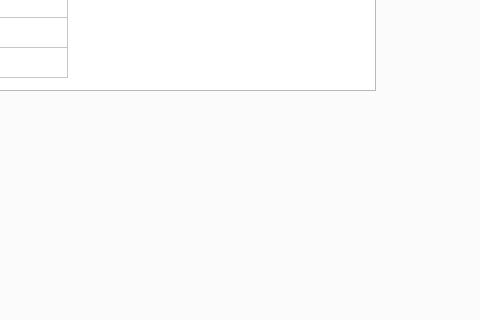
Before: the Qt Designer form UIs/MainWindow.ui in CrespiLab/fibirr-GUI, drawn with Qt 5; both pictures show x 487 to 967 and y 262 to 582 of the 1216 by 883 pixel window.
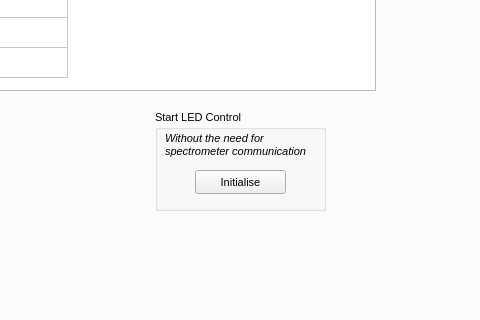
After: the same form once the commit is applied. The open tabs and pages were chosen to show the change. Custom widgets are drawn as their Qt base class.

What changed in the file:
```diff
--- a/UIs/MainWindow.ui
+++ b/UIs/MainWindow.ui
@@ -403,6 +403,48 @@
        <string>Reset Spectrometer</string>
       </property>
      </widget>
+     <widget class="QGroupBox" name="groupBox_15">
+      <property name="geometry">
+       <rect>
+        <x>620</x>
+        <y>310</y>
+        <width>171</width>
+        <height>101</height>
+       </rect>
+      </property>
+      <property name="title">
+       <string>Start LED Control</string>
+      </property>
+      <widget class="QPushButton" name="StartLEDControlBtn">
+       <property name="geometry">
+        <rect>
+         <x>40</x>
+         <y>60</y>
+         <width>91</width>
+         <height>24</height>
+        </rect>
+       </property>
+       <property name="text">
+        <string>Initialise</string>
+       </property>
+      </widget>
+      <widget class="QLabel" name="label_32">
+       <property name="geometry">
+        <rect>
+         <x>10</x>
+         <y>10</y>
+         <width>151</width>
+         <height>50</height>
+        </rect>
+       </property>
+       <property name="text">
+        <string>&lt;html&gt;&lt;head/&gt;&lt;body&gt;&lt;p&gt;&lt;span style=&quot; font-style:italic;&quot;&gt;Without the need for spectrometer communication&lt;/span&gt;&lt;/p&gt;&lt;/body&gt;&lt;/html&gt;</string>
+       </property>
+       <property name="wordWrap">
+        <bool>true</bool>
+       </property>
+      </widget>
+     </widget>
     </widget>
     <widget class="QWidget" name="MeasurementTab">
      <attribute name="title">
```
Left out of the diff: 2 changed lines with no effect on the pictures.
